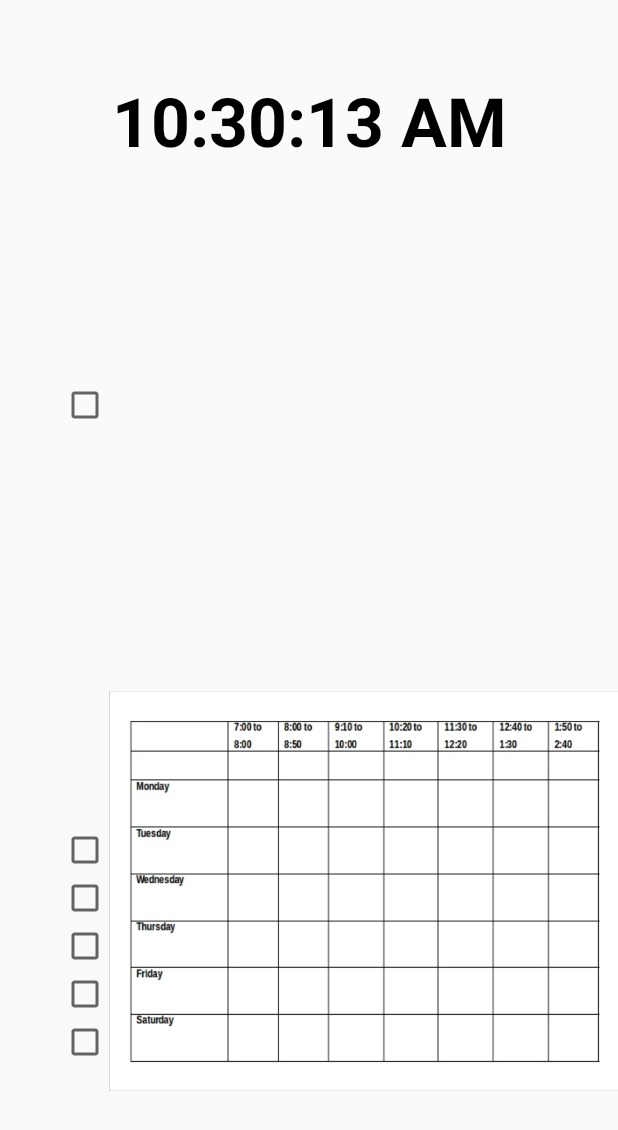
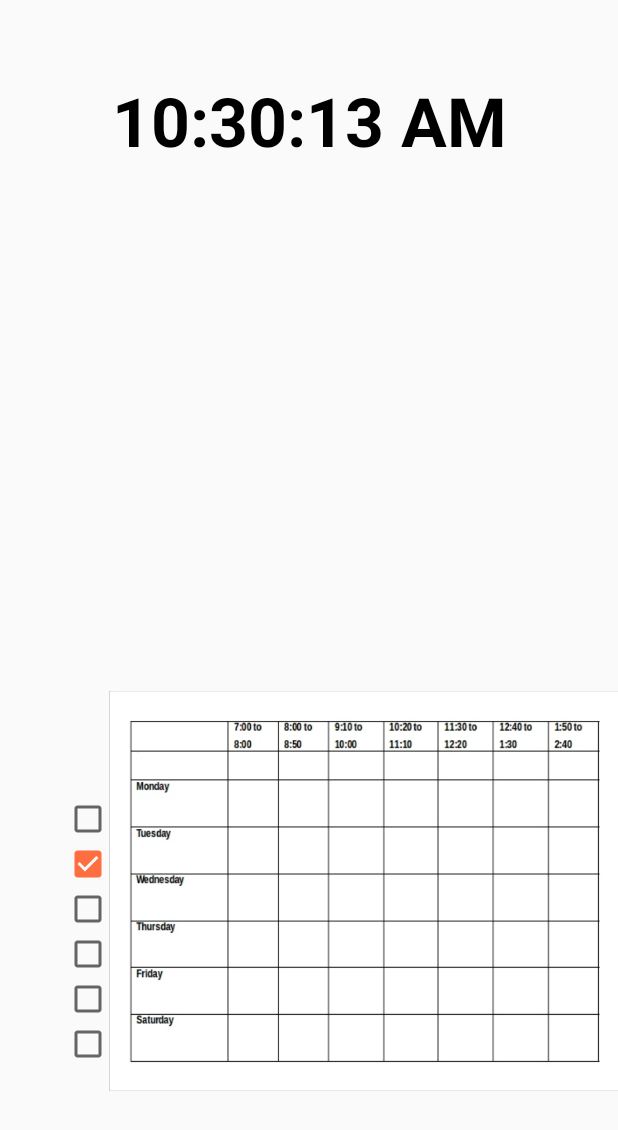
Before and after one commit to vaandhare/CollegeBuddy, an Android app: the TimetableActivity screen opened directly, with no data from a screen before it, on a phone screen of 412 x 824 dp. Shown: the top 1130 px of the screen. Run offline under Robolectric (Android 15) with nearby library versions, the light colour scheme and no system bars.

Commit message:
Timetable activity updated.

```diff
--- a/app/build.gradle
+++ b/app/build.gradle
@@ -22,11 +22,15 @@ dependencies {
     implementation fileTree(dir: 'libs', include: ['*.jar'])
     implementation 'com.android.support:appcompat-v7:28.0.0-rc02'
     implementation 'com.android.support:cardview-v7:28.0.0-rc02'
-    implementation 'com.android.support:design:28.0.0-rc01'
+    implementation 'com.android.support:design:28.0.0-rc02'
     implementation 'com.android.support:viewpager:28.0.0-rc02'
     implementation 'com.android.support.constraint:constraint-layout:1.1.3'
     implementation 'com.android.support:support-v4:28.0.0-rc02'
     testImplementation 'junit:junit:4.12'
     androidTestImplementation 'com.android.support.test:runner:1.0.2'
     androidTestImplementation 'com.android.support.test.espresso:espresso-core:3.0.2'
+    implementation 'com.google.firebase:firebase-core:16.0.3'
+    implementation 'com.google.firebase:firebase-auth:16.0.3'
+    implementation 'com.google.firebase:firebase-database:16.0.2'
 }
+apply plugin: 'com.google.gms.google-services'
--- a/app/src/main/java/in/indekode/collegebuddy/TimetableActivity.java
+++ b/app/src/main/java/in/indekode/collegebuddy/TimetableActivity.java
@@ -10,12 +10,23 @@ import android.os.Bundle;
 import android.support.v7.widget.Toolbar;
 
 import android.view.MenuItem;
+import android.widget.CheckBox;
 import android.widget.TextClock;
+import android.widget.Toast;
+
+import java.util.Calendar;
 
 
 public class TimetableActivity extends AppCompatActivity implements NavigationView.OnNavigationItemSelectedListener {
 
     private TextClock tc;
+    private CheckBox cbb1;
+    private CheckBox cbb2;
+    private CheckBox cbb3;
+    private CheckBox cbb4;
+    private CheckBox cbb5;
+    private CheckBox cbb6;
+
 
     @Override
     protected void onCreate(Bundle savedInstanceState) {
@@ -34,6 +45,47 @@ public class TimetableActivity extends AppCompatActivity implements NavigationVi
 
         NavigationView navigationView = (NavigationView) findViewById(R.id.nav_view);
         navigationView.setNavigationItemSelectedListener(this);
+
+        Calendar c = Calendar.getInstance();
+        int dayOfWeek = c.get(Calendar.DAY_OF_WEEK);
+        switch (dayOfWeek) {
+            case Calendar.THURSDAY:
+                CheckBox cbb4 = (CheckBox)findViewById(R.id.cb4);
+                cbb1.setChecked(true);
+                Toast.makeText(this, "THURSDAY!", Toast.LENGTH_SHORT).show();
+                break;
+
+            case Calendar.MONDAY:
+                CheckBox cbb1 = (CheckBox)findViewById(R.id.cb1);
+                cbb1.setChecked(true);
+                Toast.makeText(this, "MONDAY!", Toast.LENGTH_SHORT).show();
+                break;
+
+            case Calendar.TUESDAY:
+                CheckBox cbb2 = (CheckBox)findViewById(R.id.cb2);
+                cbb2.setChecked(true);
+                Toast.makeText(this, "TUESDAY!", Toast.LENGTH_SHORT).show();
+                break;
+
+            case Calendar.WEDNESDAY:
+                CheckBox cbb3 = (CheckBox)findViewById(R.id.cb3);
+                cbb3.setChecked(true);
+                Toast.makeText(this, "WEDNESDAY!", Toast.LENGTH_SHORT).show();
+                break;
+
+            case Calendar.FRIDAY:
+                CheckBox cbb5 = (CheckBox)findViewById(R.id.cb5);
+                cbb5.setChecked(true);
+                Toast.makeText(this, "FRIDAY!", Toast.LENGTH_SHORT).show();
+                break;
+
+            case Calendar.SATURDAY:
+                CheckBox cbb6 = (CheckBox)findViewById(R.id.cb6);
+                cbb6.setChecked(true);
+                Toast.makeText(this, "SATURDAY!", Toast.LENGTH_SHORT).show();
+                break;
+        }
+
 
     }
 
--- a/app/src/main/res/layout/content_about_us.xml
+++ b/app/src/main/res/layout/content_about_us.xml
@@ -9,6 +9,7 @@
         android:layout_height="match_parent">
 
         <LinearLayout
+            android:gravity="center"
             android:layout_width="match_parent"
             android:layout_height="match_parent"
             android:orientation="vertical">
@@ -16,7 +17,6 @@
             <ImageView
                 android:layout_width="200dp"
                 android:layout_height="200dp"
-                android:layout_marginLeft="80dp"
                 android:layout_marginTop="20dp"
                 android:src="@mipmap/vaibhav_round"/>
 
@@ -31,7 +31,6 @@
             <ImageView
                 android:layout_width="200dp"
                 android:layout_height="200dp"
-                android:layout_marginLeft="80dp"
                 android:layout_marginTop="20dp"
                 android:src="@mipmap/rohan_round" />
 
@@ -46,7 +45,6 @@
             <ImageView
                 android:layout_width="200dp"
                 android:layout_height="200dp"
-                android:layout_marginLeft="80dp"
                 android:layout_marginTop="20dp"
                 android:src="@mipmap/ajinkya_round" />
 
@@ -62,7 +60,6 @@
             <ImageView
                 android:layout_width="200dp"
                 android:layout_height="200dp"
-                android:layout_marginLeft="80dp"
                 android:layout_marginTop="20dp"
                 android:src="@mipmap/sneha_round" />
 
--- a/app/src/main/res/layout/content_event.xml
+++ b/app/src/main/res/layout/content_event.xml
@@ -6,7 +6,8 @@
     <android.support.v4.view.ViewPager
         android:id="@+id/pageViewer"
         android:layout_width="match_parent"
-        android:layout_height="match_parent">
+        android:layout_height="match_parent"
+        android:layout_margin="10dp">
 
     </android.support.v4.view.ViewPager>
 
--- a/app/src/main/res/layout/content_timetable.xml
+++ b/app/src/main/res/layout/content_timetable.xml
@@ -10,46 +10,46 @@
 
     <CheckBox
         android:id="@+id/cb1"
-        android:layout_width="wrap_content"
-        android:layout_height="wrap_content"
-        android:layout_alignParentTop="true"
-        android:layout_alignStart="@+id/cb2"
-        android:layout_marginTop="254dp" />
+        android:layout_width="30dp"
+        android:layout_height="30dp"
+        android:layout_above="@id/cb2"
+        android:layout_alignStart="@+id/cb2"/>
 
     <CheckBox
         android:id="@+id/cb2"
-        android:layout_width="wrap_content"
-        android:layout_height="wrap_content"
+        android:layout_width="30dp"
+        android:layout_height="30dp"
         android:layout_above="@+id/cb3"
         android:layout_alignStart="@+id/cb3" />
 
     <CheckBox
         android:id="@+id/cb3"
-        android:layout_width="wrap_content"
-        android:layout_height="wrap_content"
+        android:layout_width="30dp"
+        android:layout_height="30dp"
         android:layout_above="@+id/cb4"
         android:layout_alignStart="@+id/cb4" />
 
     <CheckBox
         android:id="@+id/cb4"
-        android:layout_width="wrap_content"
-        android:layout_height="wrap_content"
+        android:layout_width="30dp"
+        android:layout_height="30dp"
         android:layout_above="@+id/cb5"
         android:layout_alignStart="@+id/cb5" />
 
     <CheckBox
         android:id="@+id/cb5"
-        android:layout_width="wrap_content"
-        android:layout_height="wrap_content"
+        android:layout_width="30dp"
+        android:layout_height="30dp"
         android:layout_above="@+id/cb6"
         android:layout_alignStart="@+id/cb6" />
 
     <CheckBox
         android:id="@+id/cb6"
-        android:layout_width="wrap_content"
-        android:layout_height="wrap_content"
+        android:layout_width="30dp"
+        android:layout_height="30dp"
         android:layout_alignParentBottom="true"
         android:layout_marginBottom="113dp"
+        android:layout_toLeftOf="@id/iv1"
         android:layout_toStartOf="@+id/iv1" />
 
     <ImageView
--- a/build.gradle
+++ b/build.gradle
@@ -8,7 +8,7 @@ buildscript {
     }
     dependencies {
         classpath 'com.android.tools.build:gradle:3.1.4'
-
+        classpath 'com.google.gms:google-services:4.0.1'
 
         // NOTE: Do not place your application dependencies here; they belong
         // in the individual module build.gradle files
```
Also changed, not shown: app/src/main/java/in/indekode/collegebuddy/NavigationDrawerActivity.java (+0 -11 lines), app/src/main/res/layout/nav_header_main.xml (+6 -8 lines), 1 other file.
